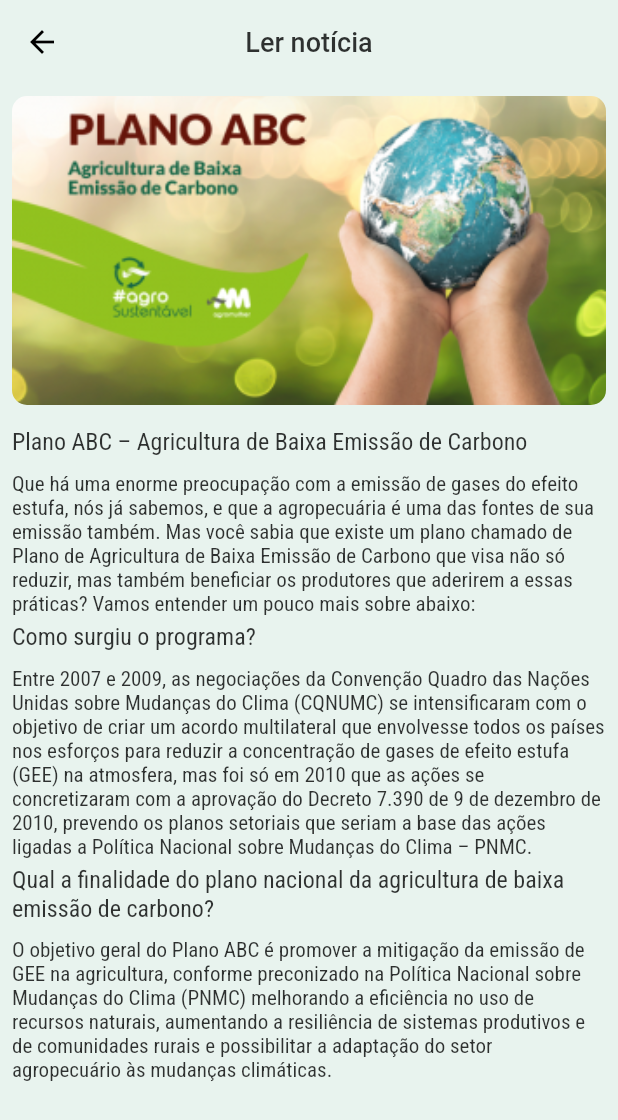
After one commit to fwctecnologia/serpro-hackathon-app, a Flutter app: the LeituraNoticiaPage screen opened directly, on a phone screen of 412 x 824 dp. The commit adds this screen. Shown: the top 1120 px of the screen. Run offline on Flutter 3.47's test engine with Material 2 defaults, Android fonts, the phone set to English and light mode, and no system bars; our stand-ins replace dio, flutter_carousel_widget, flutter_map, google_fonts, latlong2, webview_flutter; accounts and stored records are empty; network calls fail.

Commit message:
feat: adding new noticias

```diff
--- /dev/null
+++ b/lib/app/pages/noticias/leitura_noticia_page.dart
@@ -0,0 +1,92 @@
+import 'package:flutter/material.dart';
+
+class LeituraNoticiaPage extends StatefulWidget {
+  final String image;
+  const LeituraNoticiaPage({Key? key, required this.image}) : super(key: key);
+
+  @override
+  State<LeituraNoticiaPage> createState() => _LeituraNoticiaPageState();
+}
+
+class _LeituraNoticiaPageState extends State<LeituraNoticiaPage> {
+  @override
+  Widget build(BuildContext context) {
+    return Scaffold(
+      appBar: AppBar(
+        title: const Text('Ler notícia'),
+        centerTitle: true,
+        forceMaterialTransparency: true,
+      ),
+      body: Padding(
+        padding: const EdgeInsets.all(8.0),
+        child: SingleChildScrollView(
+          child: Column(
+            crossAxisAlignment: CrossAxisAlignment.start,
+            children: [
+              Container(
+                margin: const EdgeInsets.only(bottom: 10),
+                width: MediaQuery.of(context).size.width,
+                height: MediaQuery.of(context).size.height * 0.25,
+                decoration: BoxDecoration(
+                  borderRadius: BorderRadius.circular(10),
+                  image: DecorationImage(
+                    image: AssetImage(widget.image),
+                    fit: BoxFit.cover,
+                  ),
+                ),
+              ),
+              Container(height: 5),
+              Text(
+                "Plano ABC – Agricultura de Baixa Emissão de Carbono",
+                style: Theme.of(context).textTheme.headlineMedium!.copyWith(
+                      fontWeight: FontWeight.w400,
+                      fontSize: 16,
+                    ),
+              ),
+              Container(height: 10),
+              Text(
+                "Que há uma enorme preocupação com a emissão de gases do efeito estufa, nós já sabemos, e que a agropecuária é uma das fontes de sua emissão também. Mas você sabia que existe um plano chamado de Plano de Agricultura de Baixa Emissão de Carbono que visa não só reduzir, mas também beneficiar os produtores que aderirem a essas práticas? Vamos entender um pouco mais sobre abaixo:",
+                style: Theme.of(context).textTheme.bodyMedium!.copyWith(
+                      fontWeight: FontWeight.w400,
+                      fontSize: 14,
+                    ),
+              ),
+              Container(height: 5),
+              Text(
+                "Como surgiu o programa?",
+                style: Theme.of(context).textTheme.headlineMedium!.copyWith(
+                      fontWeight: FontWeight.w400,
+                      fontSize: 16,
+                    ),
+              ),
+              Container(height: 10),
+              Text(
+                "Entre 2007 e 2009, as negociações da Convenção Quadro das Nações Unidas sobre Mudanças do Clima (CQNUMC) se intensificaram com o objetivo de criar um acordo multilateral que envolvesse todos os países nos esforços para reduzir a concentração de gases de efeito estufa (GEE) na atmosfera, mas foi só em 2010 que as ações se concretizaram com a aprovação do Decreto 7.390 de 9 de dezembro de 2010, prevendo os planos setoriais que seriam a base das ações ligadas a Política Nacional sobre Mudanças do Clima – PNMC.",
+                style: Theme.of(context).textTheme.bodyMedium!.copyWith(
+                      fontWeight: FontWeight.w400,
+                      fontSize: 14,
+                    ),
+              ),
+              Container(height: 5),
+              Text(
+                "Qual a finalidade do plano nacional da agricultura de baixa emissão de carbono?",
+                style: Theme.of(context).textTheme.headlineMedium!.copyWith(
+                      fontWeight: FontWeight.w400,
+                      fontSize: 16,
+                    ),
+              ),
+              Container(height: 10),
+              Text(
+                "O objetivo geral do Plano ABC é promover a mitigação da emissão de GEE na agricultura, conforme preconizado na Política Nacional sobre Mudanças do Clima (PNMC) melhorando a eficiência no uso de recursos naturais, aumentando a resiliência de sistemas produtivos e de comunidades rurais e possibilitar a adaptação do setor agropecuário às mudanças climáticas.",
+                style: Theme.of(context).textTheme.bodyMedium!.copyWith(
+                      fontWeight: FontWeight.w400,
+                      fontSize: 14,
+                    ),
+              ),
+            ],
+          ),
+        ),
+      ),
+    );
+  }
+}
--- a/lib/app/pages/perfil/perfil_page.dart
+++ b/lib/app/pages/perfil/perfil_page.dart
@@ -180,13 +180,14 @@ class _PerfilPageState extends State<PerfilPage> {
                       child: Text(
                         "28% Concluído",
                         style: Theme.of(context).textTheme.bodyMedium!.copyWith(
-                              fontSize: 16,
+                              fontSize: 14,
                               fontWeight: FontWeight.bold,
                             ),
                       ),
                     ),
                     Container(
-                      padding: const EdgeInsets.only(right: 120),
+                      padding: EdgeInsets.only(
+                          right: MediaQuery.of(context).size.width * 0.72),
                       decoration: BoxDecoration(
                         color: Colors.white,
                         borderRadius: BorderRadius.circular(10),
--- a/lib/constants.dart
+++ b/lib/constants.dart
@@ -18,6 +18,9 @@ class Constants {
   static const String p2Asset = 'assets/p2.png';
   static const String p3Asset = 'assets/p3.png';
   static const String p4Asset = 'assets/p4.png';
+  static const String n1Asset = 'assets/n1.png';
+  static const String n2Asset = 'assets/n2.png';
+  static const String n3Asset = 'assets/n3.png';
 
   static List<Color> coresIndicadoras = [
     AppTheme.kDefaultColor,
```
Also changed, not shown: lib/app/pages/home/home_page.dart (+8 -2 lines), lib/app/pages/noticias/noticias_controller.dart (+14 -1 lines), lib/app/pages/noticias/noticias_page.dart (+34 -133 lines), assets/n1.png (added), assets/n2.png (added), assets/n3.png (added).
